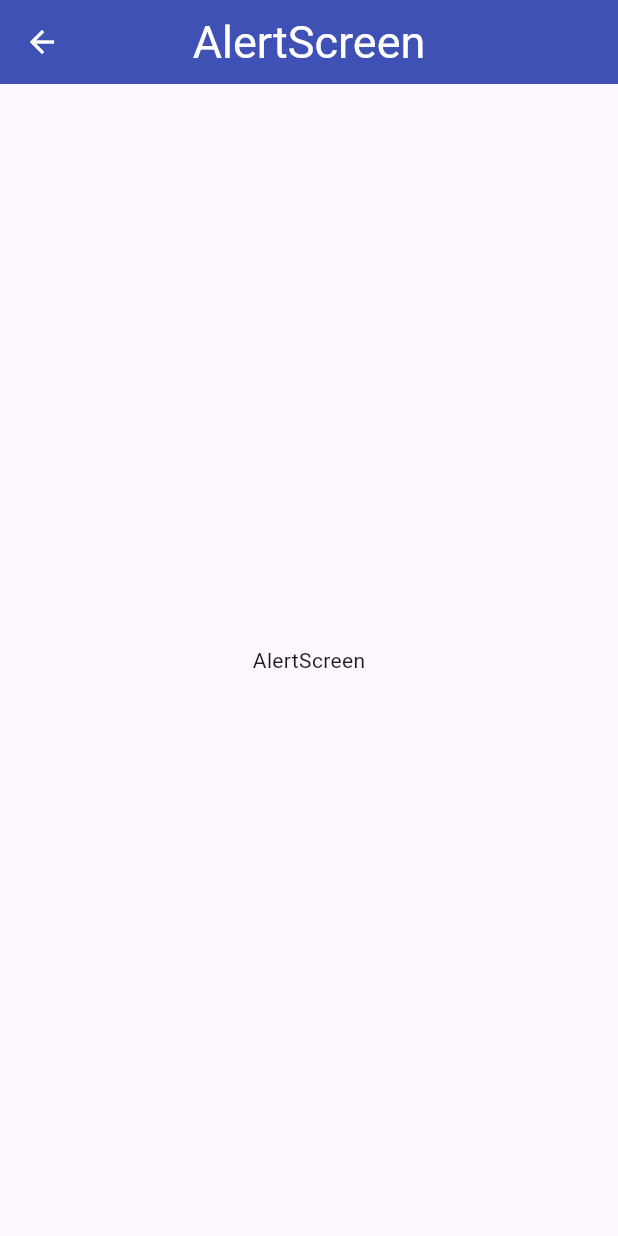
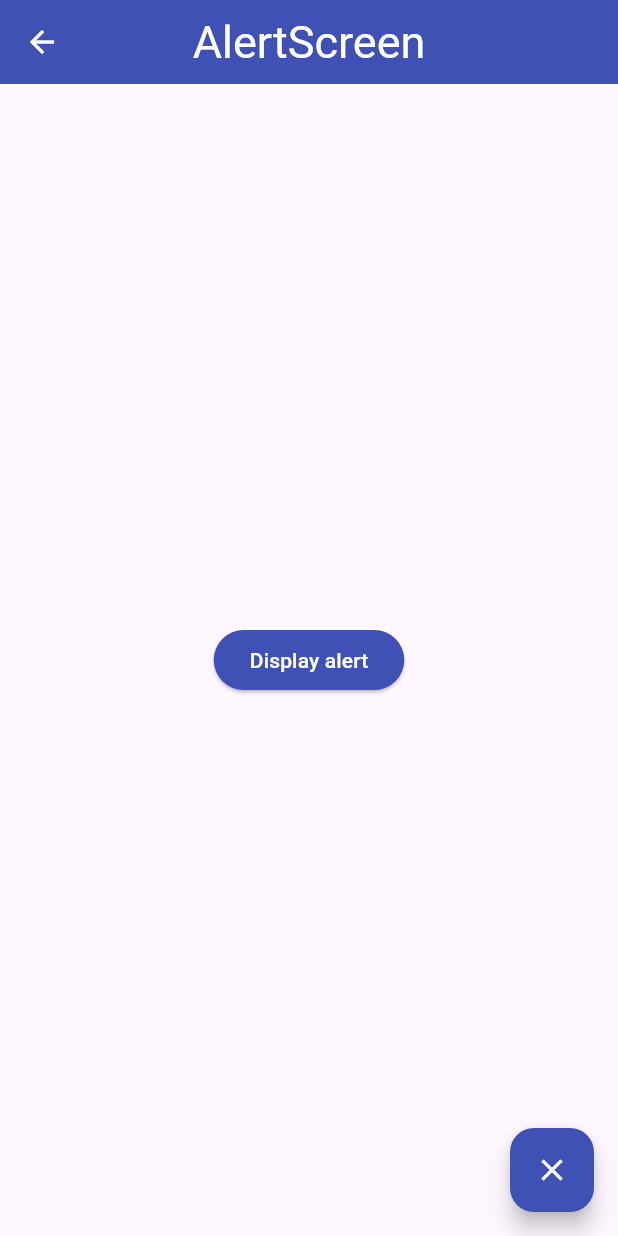
Before and after one commit to RudyCancax/flutter_components_app, a Flutter app: the AlertScreen screen opened directly, on a phone screen of 412 x 824 dp. Run offline on Flutter 3.47's test engine with Material 3 defaults, Android fonts, the phone set to English and light mode, and no system bars.

Commit message:
Feat: Alert screen design.

```diff
--- a/lib/router/app_routes.dart
+++ b/lib/router/app_routes.dart
@@ -9,7 +9,7 @@ class AppRoutes {
     // MenuOption('listview2', "List View 2", const ListViewScreen2(), Icons.list),
     // MenuOption(
     //     'listview', "List View", const ListViewScreen(), Icons.list_sharp),
-    // MenuOption('alert', 'Alert Screen', const AlertScreen(), Icons.add_alert),
+    MenuOption('alert', 'Alert Screen', const AlertScreen(), Icons.add_alert),
     MenuOption(
         'card', 'Card Screen 1', const CardScreen(), Icons.card_giftcard),
   };
--- a/lib/screens/alert_screen.dart
+++ b/lib/screens/alert_screen.dart
@@ -1,4 +1,5 @@
 import 'package:flutter/material.dart';
+import 'package:components_app/theme/app_theme.dart';
 
 class AlertScreen extends StatelessWidget {
   const AlertScreen({super.key});
@@ -6,13 +7,26 @@ class AlertScreen extends StatelessWidget {
   @override
   Widget build(BuildContext context) {
     return Scaffold(
-      appBar: AppBar(
-        title: const Text('AlertScreen'),
-        centerTitle: true,
-      ),
-      body: const Center(
-        child: Text('AlertScreen'),
-      ),
-    );
+        appBar: AppBar(
+          title: const Text('AlertScreen'),
+          centerTitle: true,
+        ),
+        body: Center(
+          child: ElevatedButton(
+              onPressed: () {
+                const AlertDialog(
+                  actions: [Text("heyouuu")],
+                );
+              },
+              child: const Text('Display alert')),
+        ),
+        floatingActionButton: FloatingActionButton(
+            onPressed: () {
+              Navigator.pop(context);
+            },
+            child: Icon(
+              Icons.close,
+              color: AppTheme.appPrimaryTextColor,
+            )));
   }
 }
```
Also changed, not shown: lib/theme/app_theme.dart (+8 -1 lines).
